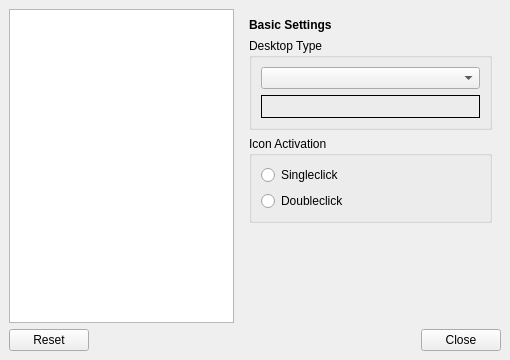
The window that razorqt-desktop/config/desktopconfigwindow.ui (Razor-qt/razor-qt) describes before a commit, drawn with Qt 5.
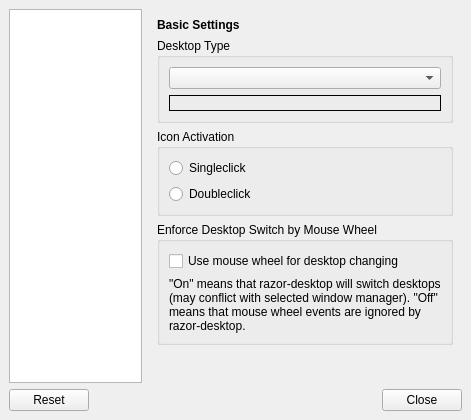
The same window after the commit. The open tabs and pages were chosen to show the change. Custom widgets are drawn as their Qt base class.

Commit message: implemented #68: Mouse scroll-wheel and Virtual Desktops

The edit to the form file:
```diff
--- a/razorqt-desktop/config/desktopconfigwindow.ui
+++ b/razorqt-desktop/config/desktopconfigwindow.ui
@@ -6,8 +6,8 @@
    <rect>
     <x>0</x>
     <y>0</y>
-    <width>510</width>
-    <height>360</height>
+    <width>471</width>
+    <height>420</height>
    </rect>
   </property>
   <property name="windowTitle">
@@ -71,7 +71,7 @@
              <item row="1" column="0">
               <widget class="QLabel" name="desktopTypeLabels">
                <property name="sizePolicy">
-                <sizepolicy hsizetype="Preferred" vsizetype="MinimumExpanding">
+                <sizepolicy hsizetype="MinimumExpanding" vsizetype="MinimumExpanding">
                  <horstretch>0</horstretch>
                  <verstretch>0</verstretch>
                 </sizepolicy>
@@ -113,7 +113,7 @@
             </layout>
            </widget>
           </item>
-          <item row="3" column="0">
+          <item row="4" column="0">
            <spacer name="verticalSpacer">
             <property name="orientation">
              <enum>Qt::Vertical</enum>
@@ -126,6 +126,41 @@
             </property>
            </spacer>
           </item>
+          <item row="3" column="0">
+           <widget class="QGroupBox" name="groupBox_3">
+            <property name="title">
+             <string>Enforce Desktop Switch by Mouse Wheel</string>
+            </property>
+            <layout class="QGridLayout" name="gridLayout_8">
+             <item row="0" column="0">
+              <widget class="QCheckBox" name="wheelDesktopCheckBox">
+               <property name="text">
+                <string>Use mouse wheel for desktop changing</string>
+               </property>
+              </widget>
+             </item>
+             <item row="1" column="0">
+              <widget class="QLabel" name="label_5">
+               <property name="sizePolicy">
+                <sizepolicy hsizetype="MinimumExpanding" vsizetype="MinimumExpanding">
+                 <horstretch>0</horstretch>
+                 <verstretch>0</verstretch>
+                </sizepolicy>
+               </property>
+               <property name="text">
+                <string>&quot;On&quot; means that razor-desktop will switch desktops (may conflict with selected window manager). &quot;Off&quot; means that mouse wheel events are ignored by razor-desktop.</string>
+               </property>
+               <property name="textFormat">
+                <enum>Qt::LogText</enum>
+               </property>
+               <property name="wordWrap">
+                <bool>true</bool>
+               </property>
+              </widget>
+             </item>
+            </layout>
+           </widget>
+          </item>
          </layout>
         </widget>
         <widget class="QWidget" name="page">
```
Left out of the diff: 2 changed lines with no effect on the pictures. The commit also changes 3 other files.
